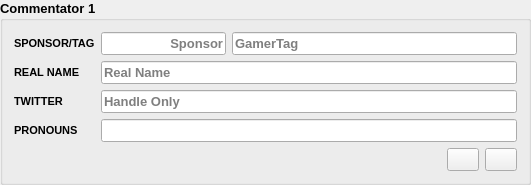
Old version of the form src/layout/AutonaCommentator.ui in the repository yuya-tagu/Autona.
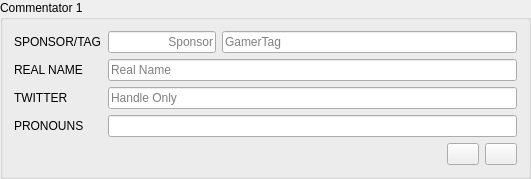
New version of the form.

Commit message: refactor(ui): 各タブUIのデザインシステム統一とゴミ掃除

Diff of the .ui file:
```diff
--- a/src/layout/AutonaCommentator.ui
+++ b/src/layout/AutonaCommentator.ui
@@ -16,15 +16,6 @@
     <verstretch>0</verstretch>
    </sizepolicy>
   </property>
-  <property name="font">
-   <font>
-    <family>Ubuntu</family>
-    <pointsize>10</pointsize>
-    <weight>75</weight>
-    <italic>false</italic>
-    <bold>true</bold>
-   </font>
-  </property>
   <property name="windowTitle">
    <string>GroupBox</string>
   </property>
@@ -34,15 +25,6 @@
   <layout class="QFormLayout" name="formLayout">
    <item row="1" column="0">
     <widget class="QLabel" name="nameLabel">
-     <property name="font">
-      <font>
-       <family>Ubuntu</family>
-       <pointsize>8</pointsize>
-       <weight>75</weight>
-       <italic>false</italic>
-       <bold>true</bold>
-      </font>
-     </property>
      <property name="text">
       <string>SPONSOR/TAG</string>
      </property>
@@ -58,15 +40,6 @@
          <verstretch>0</verstretch>
         </sizepolicy>
        </property>
-       <property name="font">
-        <font>
-         <family>Ubuntu</family>
-         <pointsize>10</pointsize>
-         <weight>75</weight>
-         <italic>false</italic>
-         <bold>true</bold>
-        </font>
-       </property>
        <property name="alignment">
         <set>Qt::AlignRight|Qt::AlignTrailing|Qt::AlignVCenter</set>
        </property>
@@ -77,15 +50,6 @@
      </item>
      <item>
       <widget class="QLineEdit" name="name">
-       <property name="font">
-        <font>
-         <family>Ubuntu</family>
-         <pointsize>10</pointsize>
-         <weight>75</weight>
-         <italic>false</italic>
-         <bold>true</bold>
-        </font>
-       </property>
        <property name="placeholderText">
         <string>GamerTag</string>
        </property>
@@ -95,15 +59,6 @@
    </item>
    <item row="2" column="0">
     <widget class="QLabel" name="real_nameLabel">
-     <property name="font">
-      <font>
-       <family>Ubuntu</family>
-       <pointsize>8</pointsize>
-       <weight>75</weight>
-       <italic>false</italic>
-       <bold>true</bold>
-      </font>
-     </property>
      <property name="text">
       <string>REAL NAME</string>
      </property>
@@ -111,15 +66,6 @@
    </item>
    <item row="2" column="1">
     <widget class="QLineEdit" name="real_name">
-     <property name="font">
-      <font>
-       <family>Ubuntu</family>
-       <pointsize>10</pointsize>
-       <weight>75</weight>
-       <italic>false</italic>
-       <bold>true</bold>
-      </font>
-     </property>
      <property name="placeholderText">
       <string>Real Name</string>
      </property>
@@ -127,15 +73,6 @@
    </item>
    <item row="3" column="0">
     <widget class="QLabel" name="twitterLabel">
-     <property name="font">
-      <font>
-       <family>Ubuntu</family>
-       <pointsize>8</pointsize>
-       <weight>75</weight>
-       <italic>false</italic>
-       <bold>true</bold>
-      </font>
-     </property>
      <property name="text">
       <string>TWITTER</string>
      </property>
@@ -143,15 +80,6 @@
    </item>
    <item row="3" column="1">
     <widget class="QLineEdit" name="twitter">
-     <property name="font">
-      <font>
-       <family>Ubuntu</family>
-       <pointsize>10</pointsize>
-       <weight>75</weight>
-       <italic>false</italic>
-       <bold>true</bold>
-      </font>
-     </property>
      <property name="placeholderText">
       <string>Handle Only</string>
      </property>
@@ -159,15 +87,6 @@
    </item>
    <item row="4" column="0">
     <widget class="QLabel" name="pronounLabel">
-     <property name="font">
-      <font>
-       <family>Ubuntu</family>
-       <pointsize>8</pointsize>
-       <weight>75</weight>
-       <italic>false</italic>
-       <bold>true</bold>
-      </font>
-     </property>
      <property name="text">
       <string>PRONOUNS</string>
      </property>
@@ -175,15 +94,6 @@
    </item>
    <item row="4" column="0" colspan="2">
     <widget class="QLineEdit" name="pronoun">
-     <property name="font">
-      <font>
-       <family>Ubuntu</family>
-       <pointsize>10</pointsize>
-       <weight>75</weight>
-       <italic>false</italic>
-       <bold>true</bold>
-      </font>
-     </property>
     </widget>
    </item>
    <item row="5" column="0" colspan="2">
```
The commit also changes 6 other files.
